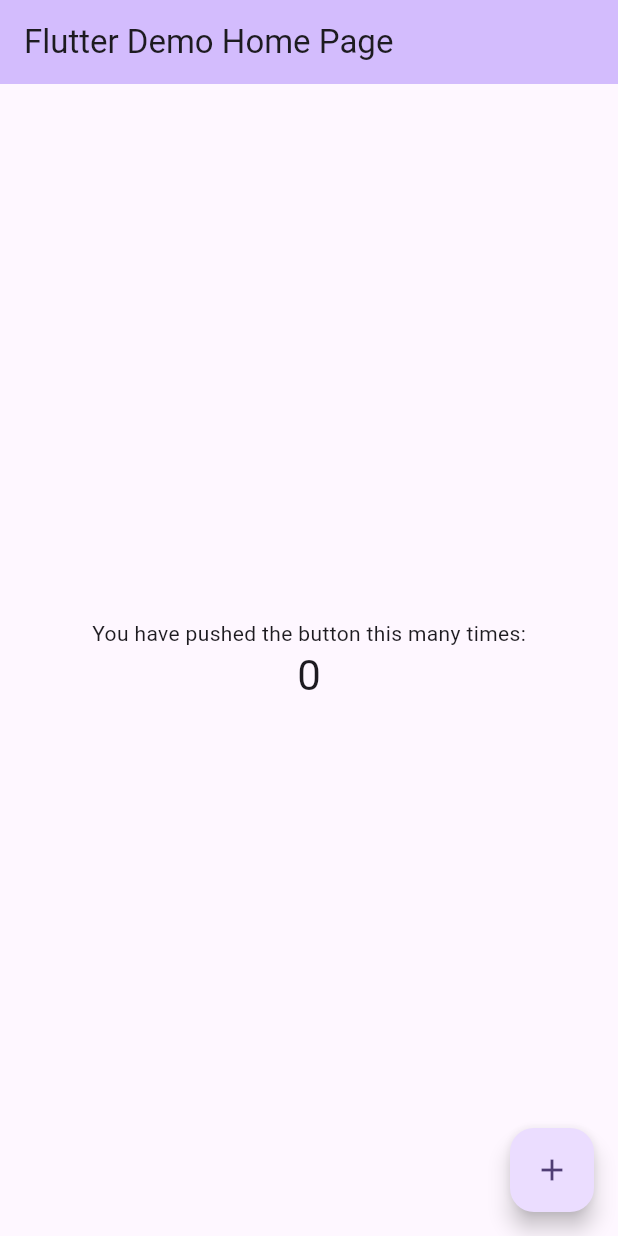
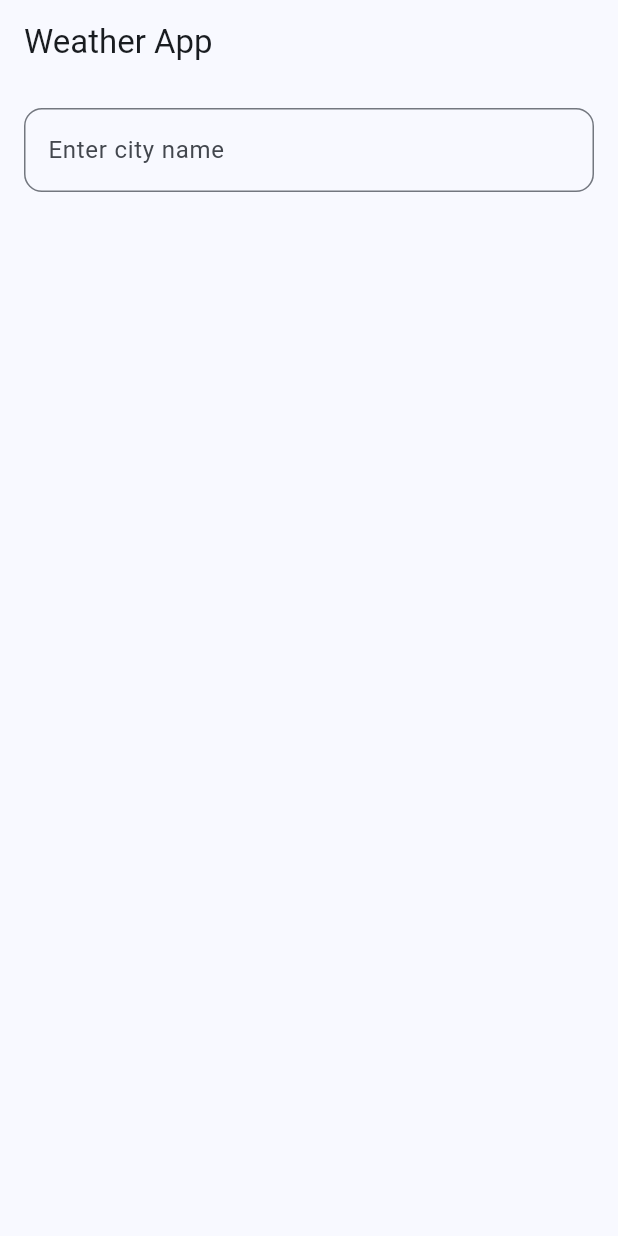
Before and after one commit to consoleLo-g/Weather_app, a Flutter app: the screen it shows after launch, on a phone screen of 412 x 824 dp. Run offline on Flutter 3.47's test engine with Material 3 defaults, Android fonts, the phone set to English and light mode, and no system bars.

Commit message:
Added structure

```diff
--- a/lib/main.dart
+++ b/lib/main.dart
@@ -1,122 +1,29 @@
 import 'package:flutter/material.dart';
+import 'package:provider/provider.dart';
+import 'providers/weather_provider.dart';
+import 'screens/home_screen.dart';
 
 void main() {
-  runApp(const MyApp());
+  runApp(
+    ChangeNotifierProvider(
+      create: (_) => WeatherProvider(),
+      child: const MyApp(),
+    ),
+  );
 }
 
 class MyApp extends StatelessWidget {
   const MyApp({super.key});
 
-  // This widget is the root of your application.
   @override
   Widget build(BuildContext context) {
     return MaterialApp(
-      title: 'Flutter Demo',
+      title: "Weather App",
       theme: ThemeData(
-        // This is the theme of your application.
-        //
-        // TRY THIS: Try running your application with "flutter run". You'll see
-        // the application has a purple toolbar. Then, without quitting the app,
-        // try changing the seedColor in the colorScheme below to Colors.green
-        // and then invoke "hot reload" (save your changes or press the "hot
-        // reload" button in a Flutter-supported IDE, or press "r" if you used
-        // the command line to start the app).
-        //
-        // Notice that the counter didn't reset back to zero; the application
-        // state is not lost during the reload. To reset the state, use hot
-        // restart instead.
-        //
-        // This works for code too, not just values: Most code changes can be
-        // tested with just a hot reload.
-        colorScheme: .fromSeed(seedColor: Colors.deepPurple),
+        colorScheme: ColorScheme.fromSeed(seedColor: Colors.blue),
+        useMaterial3: true,
       ),
-      home: const MyHomePage(title: 'Flutter Demo Home Page'),
+      home: const HomeScreen(),
     );
   }
 }
-
-class MyHomePage extends StatefulWidget {
-  const MyHomePage({super.key, required this.title});
-
-  // This widget is the home page of your application. It is stateful, meaning
-  // that it has a State object (defined below) that contains fields that affect
-  // how it looks.
-
-  // This class is the configuration for the state. It holds the values (in this
-  // case the title) provided by the parent (in this case the App widget) and
-  // used by the build method of the State. Fields in a Widget subclass are
-  // always marked "final".
-
-  final String title;
-
-  @override
-  State<MyHomePage> createState() => _MyHomePageState();
-}
-
-class _MyHomePageState extends State<MyHomePage> {
-  int _counter = 0;
-
-  void _incrementCounter() {
-    setState(() {
-      // This call to setState tells the Flutter framework that something has
-      // changed in this State, which causes it to rerun the build method below
-      // so that the display can reflect the updated values. If we changed
-      // _counter without calling setState(), then the build method would not be
-      // called again, and so nothing would appear to happen.
-      _counter++;
-    });
-  }
-
-  @override
-  Widget build(BuildContext context) {
-    // This method is rerun every time setState is called, for instance as done
-    // by the _incrementCounter method above.
-    //
-    // The Flutter framework has been optimized to make rerunning build methods
-    // fast, so that you can just rebuild anything that needs updating rather
-    // than having to individually change instances of widgets.
-    return Scaffold(
-      appBar: AppBar(
-        // TRY THIS: Try changing the color here to a specific color (to
-        // Colors.amber, perhaps?) and trigger a hot reload to see the AppBar
-        // change color while the other colors stay the same.
-        backgroundColor: Theme.of(context).colorScheme.inversePrimary,
-        // Here we take the value from the MyHomePage object that was created by
-        // the App.build method, and use it to set our appbar title.
-        title: Text(widget.title),
-      ),
-      body: Center(
-        // Center is a layout widget. It takes a single child and positions it
-        // in the middle of the parent.
-        child: Column(
-          // Column is also a layout widget. It takes a list of children and
-          // arranges them vertically. By default, it sizes itself to fit its
-          // children horizontally, and tries to be as tall as its parent.
-          //
-          // Column has various properties to control how it sizes itself and
-          // how it positions its children. Here we use mainAxisAlignment to
-          // center the children vertically; the main axis here is the vertical
-          // axis because Columns are vertical (the cross axis would be
-          // horizontal).
-          //
-          // TRY THIS: Invoke "debug painting" (choose the "Toggle Debug Paint"
-          // action in the IDE, or press "p" in the console), to see the
-          // wireframe for each widget.
-          mainAxisAlignment: .center,
-          children: [
-            const Text('You have pushed the button this many times:'),
-            Text(
-              '$_counter',
-              style: Theme.of(context).textTheme.headlineMedium,
-            ),
-          ],
-        ),
-      ),
-      floatingActionButton: FloatingActionButton(
-        onPressed: _incrementCounter,
-        tooltip: 'Increment',
-        child: const Icon(Icons.add),
-      ),
-    );
-  }
-}
--- /dev/null
+++ b/lib/providers/weather_provider.dart
@@ -0,0 +1,26 @@
+import 'package:flutter/material.dart';
+import '../services/weather_service.dart';
+
+class WeatherProvider extends ChangeNotifier {
+  final WeatherService _service = WeatherService();
+
+  bool loading = false;
+  String? error;
+  Map<String, dynamic>? data;
+
+  Future<void> getWeather(String city) async {
+    loading = true;
+    error = null;
+    data = null;
+    notifyListeners();
+
+    try {
+      data = await _service.fetchWeather(city);
+    } catch (e) {
+      error = e.toString();
+    }
+
+    loading = false;
+    notifyListeners();
+  }
+}
--- /dev/null
+++ b/lib/screens/home_screen.dart
@@ -0,0 +1,47 @@
+import 'package:flutter/material.dart';
+import 'package:provider/provider.dart';
+import '../providers/weather_provider.dart';
+import '../widgets/weather_card.dart';
+
+class HomeScreen extends StatefulWidget {
+  const HomeScreen({super.key});
+
+  @override
+  State<HomeScreen> createState() => _HomeScreenState();
+}
+
+class _HomeScreenState extends State<HomeScreen> {
+  final TextEditingController controller = TextEditingController();
+
+  @override
+  Widget build(BuildContext context) {
+    final provider = Provider.of<WeatherProvider>(context);
+
+    return Scaffold(
+      appBar: AppBar(title: const Text("Weather App")),
+      body: Padding(
+        padding: const EdgeInsets.all(16),
+        child: Column(
+          children: [
+            TextField(
+              controller: controller,
+              decoration: InputDecoration(
+                label: const Text("Enter city name"),
+                border: OutlineInputBorder(
+                  borderRadius: BorderRadius.circular(12),
+                ),
+              ),
+              onSubmitted: (value) => provider.getWeather(value),
+            ),
+            const SizedBox(height: 20),
+
+            if (provider.loading) const CircularProgressIndicator(),
+            if (provider.error != null)
+              Text(provider.error!, style: const TextStyle(color: Colors.red)),
+            if (provider.data != null) WeatherCard(weather: provider.data!),
+          ],
+        ),
+      ),
+    );
+  }
+}
--- /dev/null
+++ b/lib/services/weather_service.dart
@@ -0,0 +1,18 @@
+import 'dart:convert';
+import 'package:http/http.dart' as http;
+
+class WeatherService {
+  final String baseUrl = "https://weather-api-bict.onrender.com";
+
+  Future<Map<String, dynamic>> fetchWeather(String city) async {
+    final uri = Uri.parse("$baseUrl/api/weather?city=$city");
+
+    final res = await http.get(uri);
+
+    if (res.statusCode == 200) {
+      return jsonDecode(res.body);
+    } else {
+      throw Exception("Failed: ${res.statusCode}");
+    }
+  }
+}
--- /dev/null
+++ b/lib/widgets/weather_card.dart
@@ -0,0 +1,36 @@
+import 'package:flutter/material.dart';
+
+class WeatherCard extends StatelessWidget {
+  final Map<String, dynamic> weather;
+  const WeatherCard({super.key, required this.weather});
+
+  @override
+  Widget build(BuildContext context) {
+    return Card(
+      elevation: 4,
+      shape: RoundedRectangleBorder(borderRadius: BorderRadius.circular(16)),
+      child: Padding(
+        padding: const EdgeInsets.all(20),
+        child: Column(
+          children: [
+            Text(
+              "${weather["city"]}",
+              style: Theme.of(context).textTheme.headlineMedium,
+            ),
+            Text(
+              "${weather["temperature"]}°C",
+              style: Theme.of(context).textTheme.displaySmall,
+            ),
+            Text(
+              weather["condition"] ?? "N/A",
+              style: Theme.of(context).textTheme.titleLarge,
+            ),
+            const SizedBox(height: 10),
+            Text("Humidity: ${weather["humidity"]}%"),
+            Text("Wind Speed: ${weather["windSpeed"]} km/h"),
+          ],
+        ),
+      ),
+    );
+  }
+}
--- a/pubspec.yaml
+++ b/pubspec.yaml
@@ -30,6 +30,11 @@ environment:
 dependencies:
   flutter:
     sdk: flutter
+
+  http: ^1.1.0
+  provider: ^6.0.5
+  intl: ^0.18.1
+
 
   # The following adds the Cupertino Icons font to your application.
   # Use with the CupertinoIcons class for iOS style icons.
```
Also changed, not shown: pubspec.lock.
